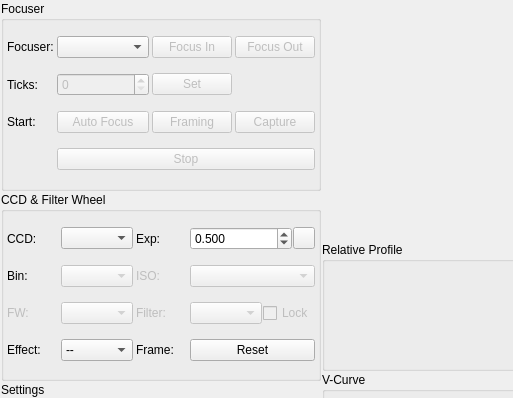
KDE/kstars, file kstars/ekos/focus/focus.ui: the form before one commit; both pictures show x 0 to 513 and y 0 to 398 of the 647 by 575 pixel window.
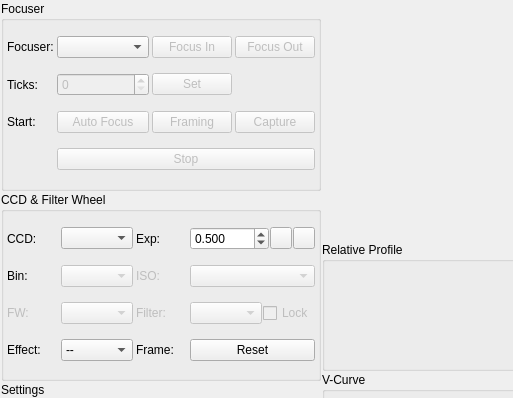
The form after the commit. Custom widgets are drawn as their Qt base class.

Commit message: Add support to fullscreen mode for focusing widget

The edit to the form file:
```diff
--- a/kstars/ekos/focus/focus.ui
+++ b/kstars/ekos/focus/focus.ui
@@ -238,6 +238,28 @@
               </property>
              </widget>
             </item>
+            <item>
+             <widget class="QPushButton" name="toggleFullScreenB">
+              <property name="minimumSize">
+               <size>
+                <width>22</width>
+                <height>22</height>
+               </size>
+              </property>
+              <property name="maximumSize">
+               <size>
+                <width>22</width>
+                <height>22</height>
+               </size>
+              </property>
+              <property name="toolTip">
+               <string>Toggle Fulll Screen</string>
+              </property>
+              <property name="text">
+               <string/>
+              </property>
+             </widget>
+            </item>
             <item>
              <widget class="QPushButton" name="showFITSViewerB">
               <property name="minimumSize">
```
Left out of the diff: 2 changed lines with no effect on the pictures. The commit also changes 2 other files.
